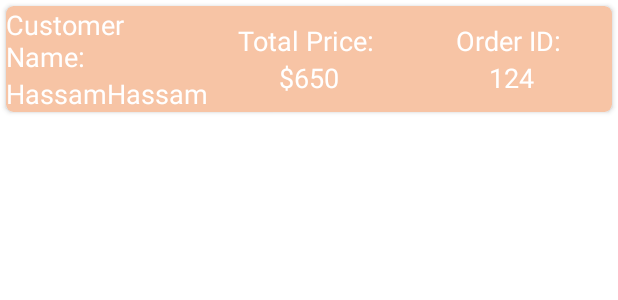
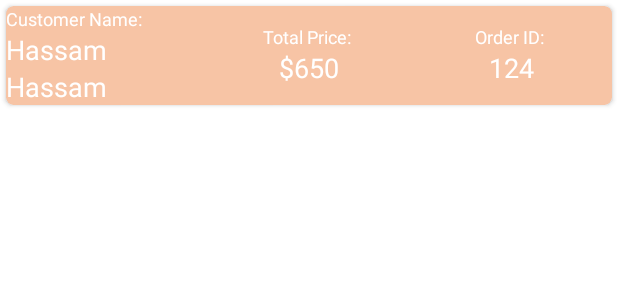
Before and after one commit to hassambitw/shop-manager-android-application, an Android app: the layout transaction_item.xml on its own in the app's theme, with its tools: preview values and no code run, on a phone screen of 412 x 824 dp. Shown: the top 300 px of the screen. Run offline under Robolectric (Android 15) with nearby library versions, the phone set to English and light mode, and no system bars.

Commit message:
tried fixing the transaction item view

```diff
--- a/app/src/main/java/com/example/atry/ProductAdapter.java
+++ b/app/src/main/java/com/example/atry/ProductAdapter.java
@@ -78,6 +78,7 @@ public class ProductAdapter extends RecyclerView.Adapter<ProductAdapter.ProductV
             v.getContext().startActivity(i);
         });
 
+
     }
 
     @Override
--- a/app/src/main/res/layout/transaction_item.xml
+++ b/app/src/main/res/layout/transaction_item.xml
@@ -30,12 +30,12 @@
                     android:layout_gravity="center"
                     android:text="Customer Name: "
                     android:textColor="@color/white"
-                    android:textSize="18sp" />
+                    android:textSize="12sp" />
 
                 <LinearLayout
                     android:layout_width="match_parent"
                     android:layout_height="wrap_content"
-                    android:orientation="horizontal">
+                    android:orientation="vertical">
 
                     <TextView
                         android:id="@+id/firstName"
@@ -76,7 +76,7 @@
                 android:gravity="center"
                 android:text="Total Price: "
                 android:textColor="@color/white"
-                android:textSize="18sp" />
+                android:textSize="12sp" />
 
             <TextView
                 android:id="@+id/totalPrice"
@@ -106,7 +106,7 @@
                 android:gravity="center"
                 android:text="Order ID: "
                 android:textColor="@color/white"
-                android:textSize="18sp" />
+                android:textSize="12sp" />
 
             <TextView
                 android:id="@+id/order_id"
```
